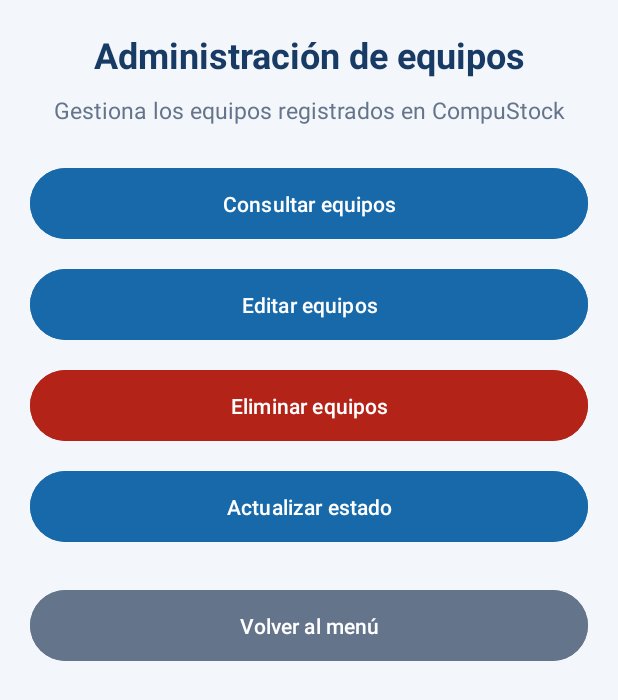
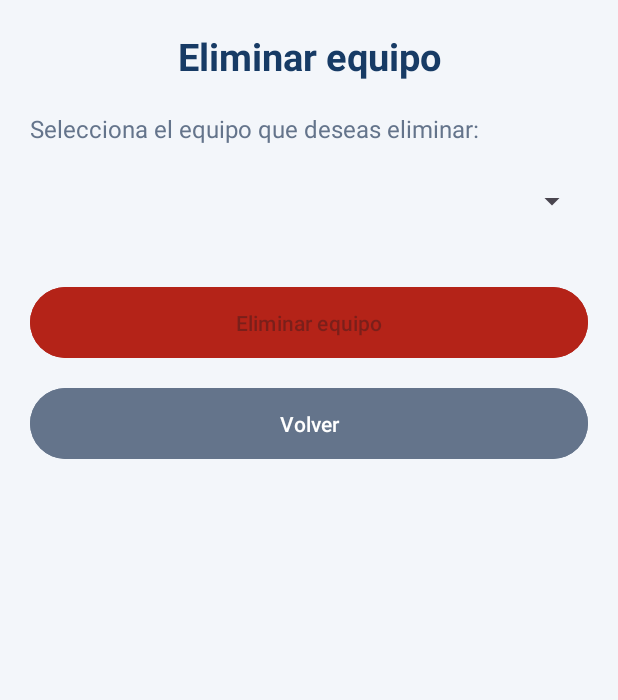
Before and after one commit to itzelgonzm0n-hub/CompuStock, an Android app: the AdministracionActivity screen opened directly, with no data from a screen before it, after a tap on "Eliminar equipos", on a phone screen of 412 x 824 dp. Shown: the top 700 px of the screen. Run offline under Robolectric (Android 15) with nearby library versions, the phone set to English and light mode, and no system bars.

Commit message:
Implementa eliminacion de equipos

```diff
--- a/app/src/main/AndroidManifest.xml
+++ b/app/src/main/AndroidManifest.xml
@@ -42,6 +42,8 @@
             android:exported="false" />
         <activity android:name=".EditarEquipoActivity"
             android:exported="false"/>
+        <activity android:name=".EliminarEquipoActivity"
+            android:exported="false"/>
 
 
     </application>
--- a/app/src/main/java/com/example/proyectou3/AdministracionActivity.kt
+++ b/app/src/main/java/com/example/proyectou3/AdministracionActivity.kt
@@ -29,7 +29,7 @@ class AdministracionActivity : AppCompatActivity() {
         }
 
         binding.btnEliminarEquipo.setOnClickListener {
-            Toast.makeText(this, "Eliminación de equipos", Toast.LENGTH_SHORT).show()
+            startActivity(Intent(this, EliminarEquipoActivity::class.java))
         }
 
         binding.btnActualizarEstado.setOnClickListener {
--- /dev/null
+++ b/app/src/main/java/com/example/proyectou3/EliminarEquipoActivity.kt
@@ -0,0 +1,103 @@
+package com.example.proyectou3
+
+import android.os.Bundle
+import android.widget.ArrayAdapter
+import android.widget.Toast
+import androidx.appcompat.app.AlertDialog
+import androidx.appcompat.app.AppCompatActivity
+import com.example.proyectou3.databinding.ActivityEliminarEquipoBinding
+
+class EliminarEquipoActivity : AppCompatActivity() {
+
+    private lateinit var binding: ActivityEliminarEquipoBinding
+    private lateinit var dbHelper: InventarioDBHelper
+    private var equipos = ArrayList<Equipo>()
+
+    override fun onCreate(savedInstanceState: Bundle?) {
+        super.onCreate(savedInstanceState)
+
+        binding = ActivityEliminarEquipoBinding.inflate(layoutInflater)
+        setContentView(binding.root)
+
+        dbHelper = InventarioDBHelper(this)
+
+        cargarEquipos()
+
+        binding.btnConfirmarEliminar.setOnClickListener {
+            confirmarEliminacion()
+        }
+
+        binding.btnVolver.setOnClickListener {
+            finish()
+        }
+    }
+
+    private fun cargarEquipos() {
+        equipos = dbHelper.obtenerEquipos()
+
+        val nombres = equipos.map {
+            "${it.nombre} - ${it.serie}"
+        }
+
+        val adapter = ArrayAdapter(
+            this,
+            android.R.layout.simple_spinner_item,
+            nombres
+        )
+
+        adapter.setDropDownViewResource(
+            android.R.layout.simple_spinner_dropdown_item
+        )
+
+        binding.spEliminarEquipo.adapter = adapter
+
+        binding.btnConfirmarEliminar.isEnabled = equipos.isNotEmpty()
+
+        if (equipos.isEmpty()) {
+            Toast.makeText(
+                this,
+                "No hay equipos registrados",
+                Toast.LENGTH_SHORT
+            ).show()
+        }
+    }
+
+    private fun confirmarEliminacion() {
+        if (equipos.isEmpty()) return
+
+        val posicion = binding.spEliminarEquipo.selectedItemPosition
+        val equipo = equipos[posicion]
+
+        AlertDialog.Builder(this)
+            .setTitle("Confirmar eliminación")
+            .setMessage(
+                "¿Estás seguro de eliminar ${equipo.nombre}?"
+            )
+            .setPositiveButton("Eliminar") { _, _ ->
+                val resultado = dbHelper.eliminarEquipo(equipo.id)
+
+                if (resultado > 0) {
+                    Toast.makeText(
+                        this,
+                        "Equipo eliminado correctamente",
+                        Toast.LENGTH_SHORT
+                    ).show()
+
+                    cargarEquipos()
+                } else {
+                    Toast.makeText(
+                        this,
+                        "No se pudo eliminar el equipo",
+                        Toast.LENGTH_SHORT
+                    ).show()
+                }
+            }
+            .setNegativeButton("Cancelar", null)
+            .show()
+    }
+
+    override fun onDestroy() {
+        dbHelper.close()
+        super.onDestroy()
+    }
+}
--- /dev/null
+++ b/app/src/main/res/layout/activity_eliminar_equipo.xml
@@ -0,0 +1,51 @@
+<?xml version="1.0" encoding="utf-8"?>
+<LinearLayout
+    xmlns:android="http://schemas.android.com/apk/res/android"
+    android:layout_width="match_parent"
+    android:layout_height="match_parent"
+    android:orientation="vertical"
+    android:padding="20dp"
+    android:background="#F3F6FA">
+
+    <TextView
+        android:layout_width="match_parent"
+        android:layout_height="wrap_content"
+        android:text="Eliminar equipo"
+        android:textColor="#173B65"
+        android:textSize="25sp"
+        android:textStyle="bold"
+        android:gravity="center"
+        android:layout_marginBottom="20dp"/>
+
+    <TextView
+        android:layout_width="match_parent"
+        android:layout_height="wrap_content"
+        android:text="Selecciona el equipo que deseas eliminar:"
+        android:textColor="#64748B"
+        android:textSize="16sp"
+        android:layout_marginBottom="10dp"/>
+
+    <Spinner
+        android:id="@+id/spEliminarEquipo"
+        android:layout_width="match_parent"
+        android:layout_height="55dp"/>
+
+    <Button
+        android:id="@+id/btnConfirmarEliminar"
+        android:layout_width="match_parent"
+        android:layout_height="55dp"
+        android:text="Eliminar equipo"
+        android:textAllCaps="false"
+        android:backgroundTint="#B42318"
+        android:layout_marginTop="25dp"/>
+
+    <Button
+        android:id="@+id/btnVolver"
+        android:layout_width="match_parent"
+        android:layout_height="55dp"
+        android:text="Volver"
+        android:textAllCaps="false"
+        android:backgroundTint="#64748B"
+        android:layout_marginTop="12dp"/>
+
+</LinearLayout>
```
Also changed, not shown: app/src/main/java/com/example/proyectou3/InventarioDBHelper.kt (+9 -0 lines).
